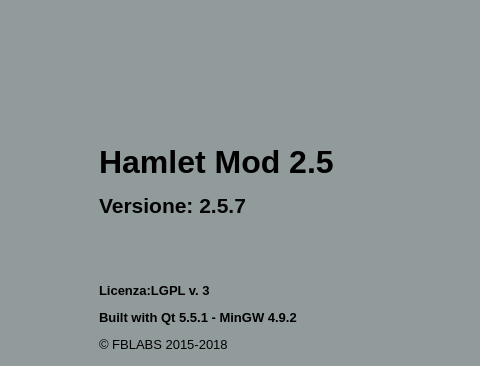
Above: mainwindow.ui from fblabs/hamlet-mod-sancon before the change; both pictures show x 398 to 878 and y 0 to 366 of the 1112 by 780 pixel window. Below: the same form after it.
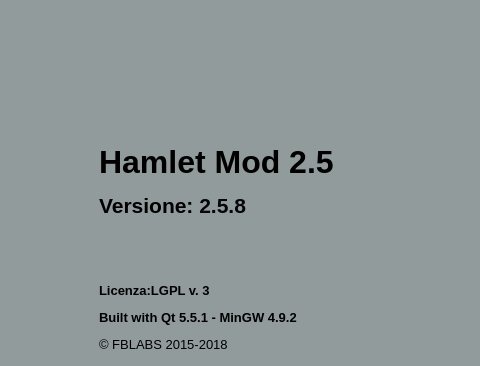
That is the form after the change. Icons and pictures are not drawn.

What changed in the file:
```diff
--- a/mainwindow.ui
+++ b/mainwindow.ui
@@ -555,7 +555,7 @@
       <item>
        <widget class="QLabel" name="label_2">
         <property name="text">
-         <string>&lt;html&gt;&lt;head/&gt;&lt;body&gt;&lt;p&gt;&lt;span style=&quot; font-size:24pt; font-weight:600;&quot;&gt;Hamlet Mod 2.5&lt;/span&gt;&lt;/p&gt;&lt;p&gt;&lt;span style=&quot; font-size:16pt; font-weight:600;&quot;&gt;Versione: &lt;/span&gt;&lt;span style=&quot; font-size:16pt; font-weight:600; color:#060606;&quot;&gt;2.5.7&lt;/span&gt;&lt;br/&gt;&lt;/p&gt;&lt;p&gt;&lt;br/&gt;&lt;/p&gt;&lt;p&gt;&lt;span style=&quot; font-size:10pt; font-weight:600;&quot;&gt;Licenza:LGPL v. 3&lt;/span&gt;&lt;/p&gt;&lt;p&gt;&lt;span style=&quot; font-size:10pt; font-weight:600;&quot;&gt;Built with Qt 5.5.1 - MinGW 4.9.2&lt;/span&gt;&lt;/p&gt;&lt;p&gt;&lt;span style=&quot; font-size:10pt;&quot;&gt;© FBLABS 2015-2018&lt;/span&gt;&lt;/p&gt;&lt;p&gt;&lt;a href=&quot;https://www.github.com/fblabs/hamlet-mod-sancon&quot;&gt;&lt;span style=&quot; text-decoration: underline; color:#0000ff;&quot;&gt;Sorgenti (github)&lt;/span&gt;&lt;/a&gt;&lt;/p&gt;&lt;/body&gt;&lt;/html&gt;</string>
+         <string>&lt;html&gt;&lt;head/&gt;&lt;body&gt;&lt;p&gt;&lt;span style=&quot; font-size:24pt; font-weight:600;&quot;&gt;Hamlet Mod 2.5&lt;/span&gt;&lt;/p&gt;&lt;p&gt;&lt;span style=&quot; font-size:16pt; font-weight:600;&quot;&gt;Versione: &lt;/span&gt;&lt;span style=&quot; font-size:16pt; font-weight:600; color:#060606;&quot;&gt;2.5.8&lt;/span&gt;&lt;br/&gt;&lt;/p&gt;&lt;p&gt;&lt;br/&gt;&lt;/p&gt;&lt;p&gt;&lt;span style=&quot; font-size:10pt; font-weight:600;&quot;&gt;Licenza:LGPL v. 3&lt;/span&gt;&lt;/p&gt;&lt;p&gt;&lt;span style=&quot; font-size:10pt; font-weight:600;&quot;&gt;Built with Qt 5.5.1 - MinGW 4.9.2&lt;/span&gt;&lt;/p&gt;&lt;p&gt;&lt;span style=&quot; font-size:10pt;&quot;&gt;© FBLABS 2015-2018&lt;/span&gt;&lt;/p&gt;&lt;p&gt;&lt;a href=&quot;https://www.github.com/fblabs/hamlet-mod-sancon&quot;&gt;&lt;span style=&quot; text-decoration: underline; color:#0000ff;&quot;&gt;Sorgenti (github)&lt;/span&gt;&lt;/a&gt;&lt;/p&gt;&lt;/body&gt;&lt;/html&gt;</string>
         </property>
         <property name="scaledContents">
          <bool>false</bool>
```
Left out of the diff: 2 changed lines with no effect on the pictures.
